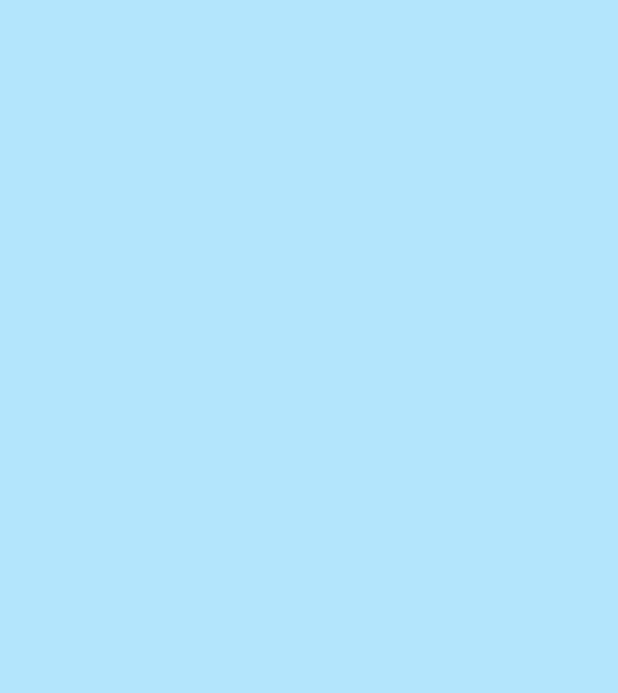
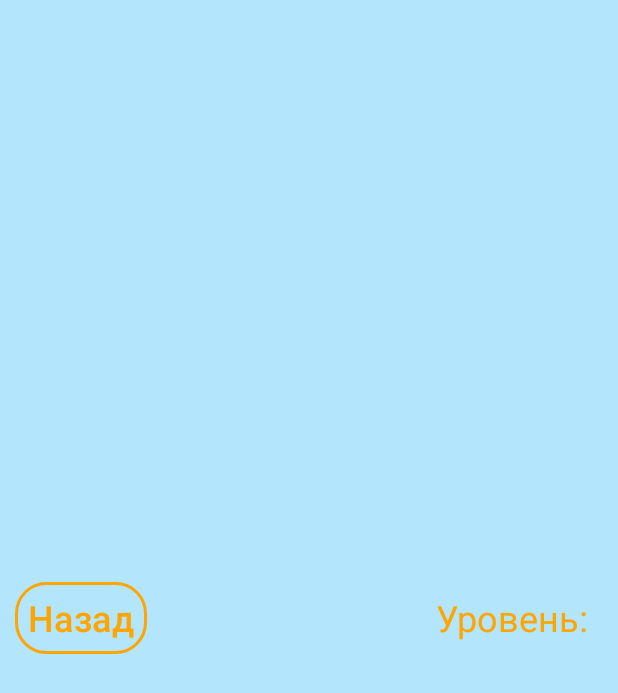
Before and after one commit to SkalinRoman/QuizForKids, an Android app: the Level_1 screen opened directly, with no data from a screen before it, on a phone screen of 412 x 824 dp. Before the commit the part shown is empty. Shown: the top 693 px of the screen. Run offline under Robolectric (Android 15) with nearby library versions, the phone set to English and light mode, and no system bars.

Commit message:
Level_1 part_1

```diff
--- a/app/src/main/res/layout/activity_main.xml
+++ b/app/src/main/res/layout/activity_main.xml
@@ -13,7 +13,7 @@
         android:src="@drawable/main_background" />
 
     <ImageView
-        android:id="@+id/main_name_game_1"
+        android:id="@+id/main_name_game"
         android:layout_width="wrap_content"
         android:layout_height="wrap_content"
         android:layout_centerHorizontal="true"
@@ -21,7 +21,7 @@
         android:layout_marginTop="100dp"
         android:layout_marginEnd="30dp"
         android:layout_marginBottom="200dp"
-        android:src="@drawable/main_name_game_1" />
+        android:src="@drawable/main_name_game" />
 
     <LinearLayout
         android:id="@+id/startLayout"
--- a/app/src/main/res/layout/universal.xml
+++ b/app/src/main/res/layout/universal.xml
@@ -13,4 +13,52 @@
         android:layout_height="match_parent"
         android:scaleType="centerCrop"
         android:src="@drawable/main_background" />
+
+    <LinearLayout
+        android:id="@+id/container1"
+        android:layout_width="match_parent"
+        android:layout_height="match_parent"
+        android:gravity="center"
+        android:orientation="vertical">
+
+        <LinearLayout
+            android:id="@+id/container2"
+            android:layout_width="match_parent"
+            android:layout_height="wrap_content"
+            android:orientation="vertical"
+            android:padding="10dp">
+
+            <LinearLayout
+                android:id="@+id/line_one"
+                android:layout_width="match_parent"
+                android:layout_height="match_parent"
+                android:orientation="horizontal">
+
+                <Button
+                    android:id="@+id/but_back"
+                    android:layout_width="wrap_content"
+                    android:layout_height="wrap_content"
+                    android:layout_marginRight="10dp"
+                    android:background="@drawable/button_stroke_orange95_press_while"
+                    android:paddingLeft="5dp"
+                    android:paddingRight="5dp"
+                    android:text="@string/back"
+                    android:textAllCaps="false"
+                    android:textColor="@color/orange"
+                    android:textSize="24sp" />
+
+                <TextView
+                    android:id="@+id/text_levels"
+                    android:layout_width="wrap_content"
+                    android:layout_height="wrap_content"
+                    android:layout_weight="1"
+                    android:gravity="right"
+                    android:padding="10dp"
+                    android:text="@string/level"
+                    android:textColor="@color/orange"
+                    android:textSize="24dp" />
+            </LinearLayout>
+        </LinearLayout>
+    </LinearLayout>
+
 </RelativeLayout>
--- a/app/src/main/res/values/strings.xml
+++ b/app/src/main/res/values/strings.xml
@@ -2,4 +2,5 @@
     <string name="app_name">Quiz for Kids</string>
     <string name="start">Начать</string>
     <string name="back">Назад</string>
+    <string name="level">Уровень:</string>
 </resources>
```
Also changed, not shown: app/src/main/res/drawable/main_name_game.png (added).
